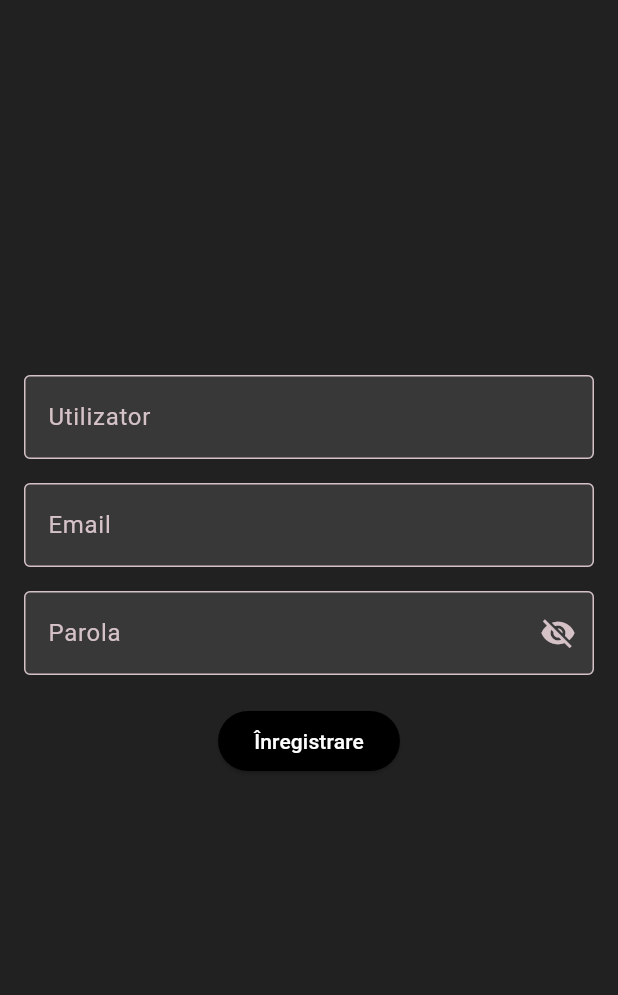
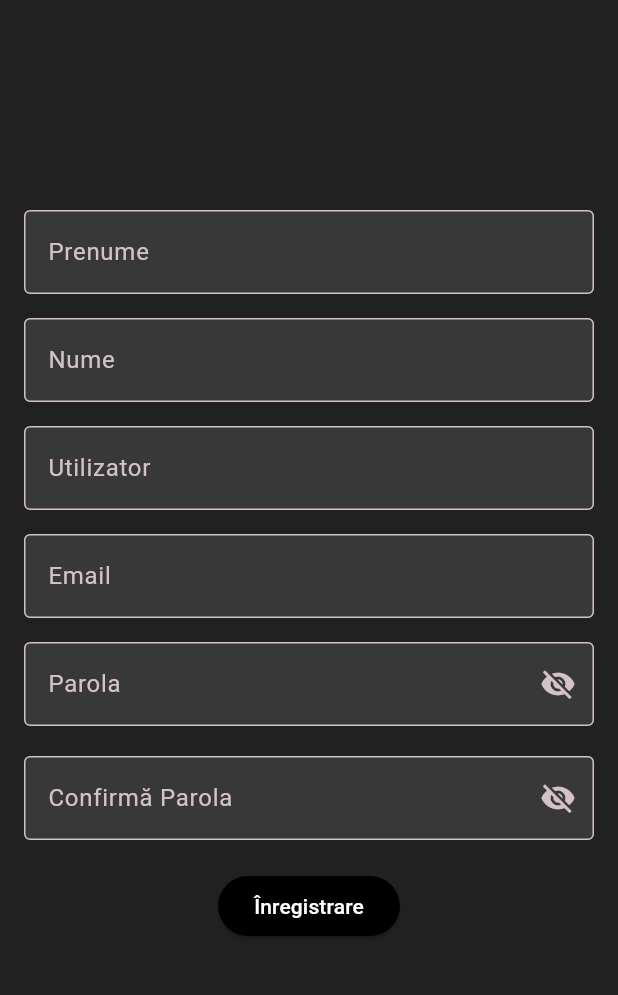
Before and after one commit to TeisRaul/licenta, a Flutter app: the SignUpPage screen opened directly, on a phone screen of 412 x 824 dp, the part 84-1079 px from its top. Run offline on Flutter 3.47's test engine with Material 3 defaults, Android fonts, the phone set to English and light mode, and no system bars.

Commit message:
that is thr final sign up page

```diff
--- a/lawyer_ai/lib/main.dart
+++ b/lawyer_ai/lib/main.dart
@@ -217,6 +217,26 @@
           mainAxisAlignment: MainAxisAlignment.center,
           children: [
             TextField(
+              controller: _first_nameController,
+              decoration: const InputDecoration(
+                labelText: 'Prenume',
+                border: OutlineInputBorder(),
+                filled: true,
+                fillColor: Colors.white10,
+              ),
+            ),
+            const SizedBox(height: 16),
+            TextField(
+              controller: _last_nameController,
+              decoration: const InputDecoration(
+                labelText: 'Nume',
+                border: OutlineInputBorder(),
+                filled: true,
+                fillColor: Colors.white10,
+              ),
+            ),
+            const SizedBox(height: 16),
+            TextField(
               controller: _usernameController,
               decoration: const InputDecoration(
                 labelText: 'Utilizator',
@@ -241,6 +261,25 @@
               obscureText: !_isPasswordVisible,
               decoration: InputDecoration(
                 labelText: 'Parola',
+                border: const OutlineInputBorder(),
+                filled: true,
+                fillColor: Colors.white10,
+                suffixIcon: IconButton(
+                  icon: Icon(_isPasswordVisible ? Icons.visibility : Icons.visibility_off),
+                  onPressed: () {
+                    setState(() {
+                      _isPasswordVisible = !_isPasswordVisible;
+                    });
+                  },
+                ),
+              ),
+            ),
+            const SizedBox(height: 20),
+            TextField(
+              controller: _confirm_passwordController,
+              obscureText: !_isPasswordVisible,
+              decoration: InputDecoration(
+                labelText: 'Confirmă Parola',
                 border: const OutlineInputBorder(),
                 filled: true,
                 fillColor: Colors.white10,
```
